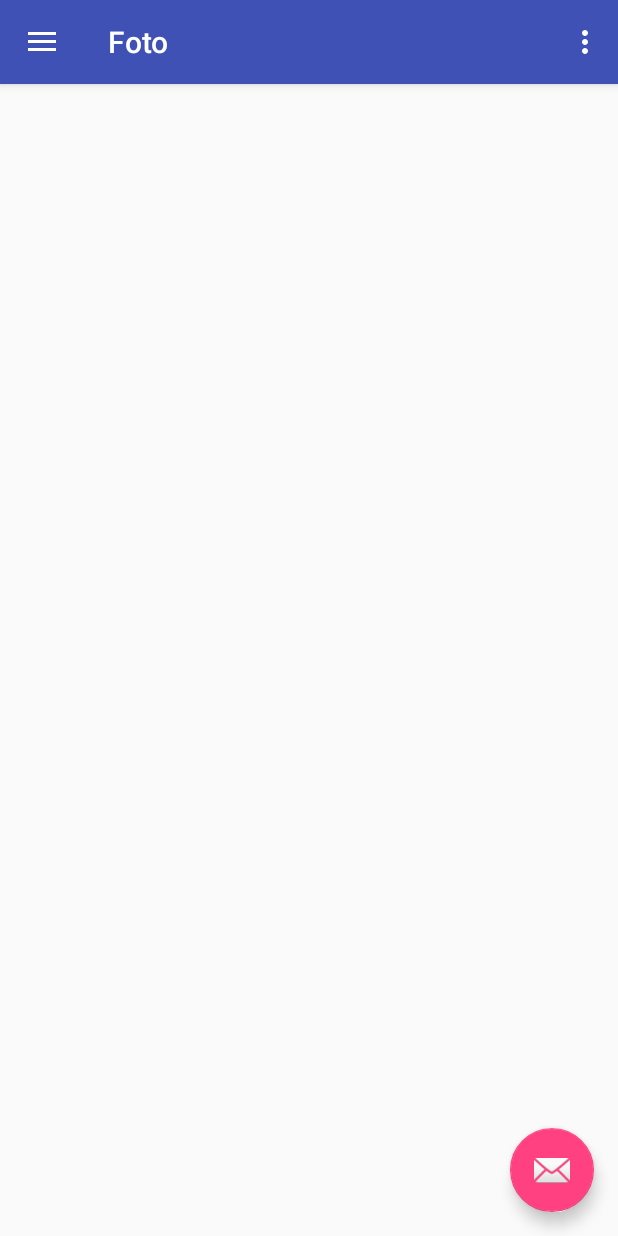
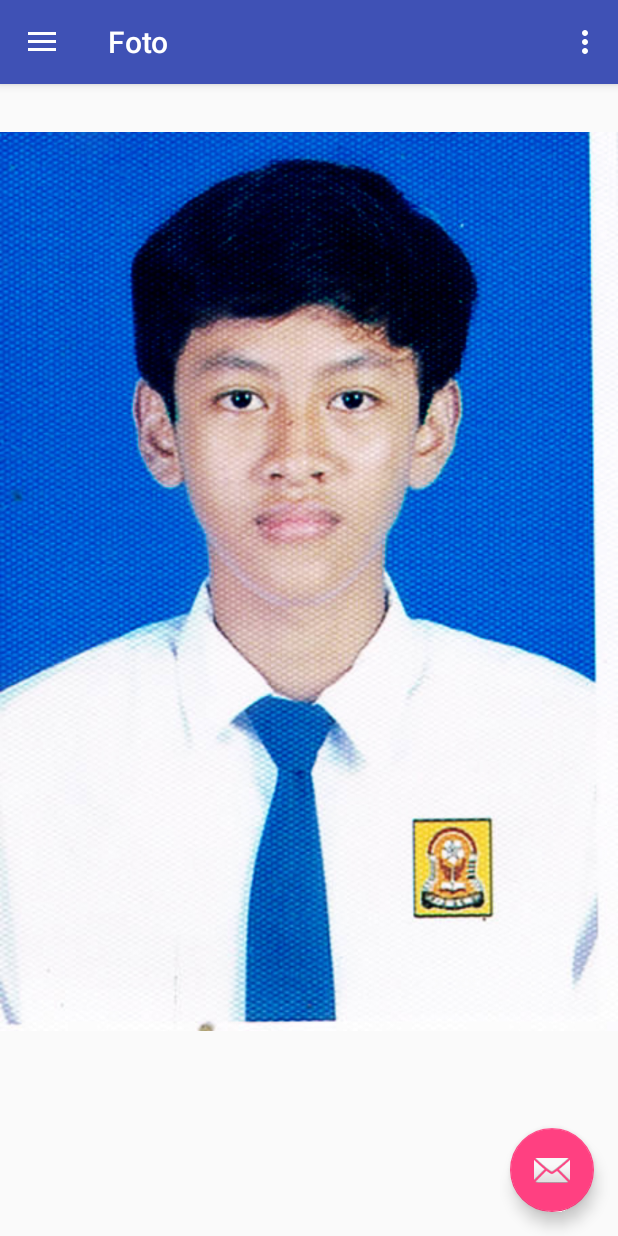
Before and after one commit to ridjalfathoni/RemidiUTS, an Android app: the Drawer screen opened directly, with no data from a screen before it, on a phone screen of 412 x 824 dp. Run offline under Robolectric (Android 15) with nearby library versions, the phone set to English and light mode, and no system bars.

Commit message:
Fix Navigation Drawer

```diff
--- a/app/src/main/java/xir4n23/remidiuts/telkomschid/remidiuts/Drawer.java
+++ b/app/src/main/java/xir4n23/remidiuts/telkomschid/remidiuts/Drawer.java
@@ -81,9 +81,12 @@ public class Drawer extends AppCompatActivity
     @Override
     public boolean onNavigationItemSelected(MenuItem item) {
         // Handle navigation view item clicks here.
+
+
         int id = item.getItemId();
         changePage(id);
         return true;
+
     }
 
     private void changePage(int id) {
--- a/app/src/main/res/layout/app_bar_drawer.xml
+++ b/app/src/main/res/layout/app_bar_drawer.xml
@@ -4,7 +4,6 @@
     xmlns:tools="http://schemas.android.com/tools"
     android:layout_width="match_parent"
     android:layout_height="match_parent"
-    android:fitsSystemWindows="true"
     tools:context="xir4n23.remidiuts.telkomschid.remidiuts.Drawer">
 
     <android.support.design.widget.AppBarLayout
@@ -21,7 +20,11 @@
 
     </android.support.design.widget.AppBarLayout>
 
-    <include layout="@layout/content_drawer" />
+    <FrameLayout
+        android:id="@+id/container"
+        android:layout_width="match_parent"
+        android:layout_height="match_parent"
+        app:layout_behavior="@string/appbar_scrolling_view_behavior" />
 
     <android.support.design.widget.FloatingActionButton
         android:id="@+id/fab"
```
